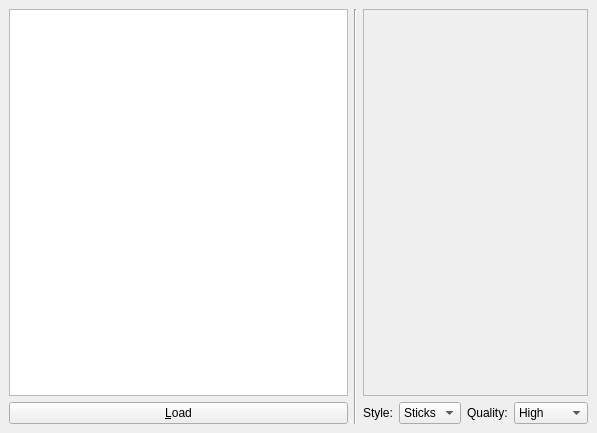
The window that src/moleculeviewerwidget.ui (KDE/kalzium) describes before a commit, drawn with Qt 5.
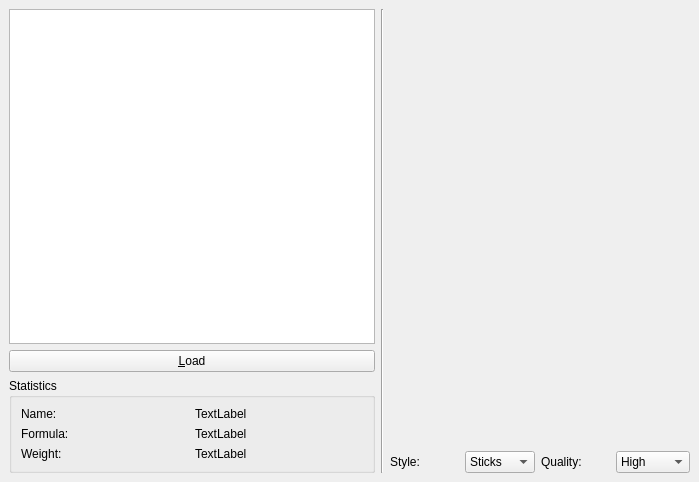
The same window after the commit. Custom widgets are drawn as their Qt base class.

Commit message: * Ok, make use of the new widget inside the ui-file

```diff
--- a/src/moleculeviewerwidget.ui
+++ b/src/moleculeviewerwidget.ui
@@ -8,8 +8,8 @@
    <rect>
     <x>0</x>
     <y>0</y>
-    <width>597</width>
-    <height>433</height>
+    <width>699</width>
+    <height>482</height>
    </rect>
   </property>
   <property name="windowTitle" >
@@ -47,6 +47,93 @@
        </property>
       </widget>
      </item>
+     <item>
+      <widget class="QGroupBox" name="groupBox" >
+       <property name="title" >
+        <string>Statistics</string>
+       </property>
+       <layout class="QGridLayout" >
+        <property name="margin" >
+         <number>9</number>
+        </property>
+        <property name="spacing" >
+         <number>6</number>
+        </property>
+        <item row="0" column="0" >
+         <layout class="QHBoxLayout" >
+          <property name="margin" >
+           <number>0</number>
+          </property>
+          <property name="spacing" >
+           <number>6</number>
+          </property>
+          <item>
+           <widget class="QLabel" name="label_3" >
+            <property name="text" >
+             <string>Name:</string>
+            </property>
+           </widget>
+          </item>
+          <item>
+           <widget class="QLabel" name="nameLabel" >
+            <property name="text" >
+             <string>TextLabel</string>
+            </property>
+           </widget>
+          </item>
+         </layout>
+        </item>
+        <item row="1" column="0" >
+         <layout class="QHBoxLayout" >
+          <property name="margin" >
+           <number>0</number>
+          </property>
+          <property name="spacing" >
+           <number>6</number>
+          </property>
+          <item>
+           <widget class="QLabel" name="label_7" >
+            <property name="text" >
+             <string>Formula:</string>
+            </property>
+           </widget>
+          </item>
+          <item>
+           <widget class="QLabel" name="formulaLabel" >
+            <property name="text" >
+             <string>TextLabel</string>
+            </property>
+           </widget>
+          </item>
+         </layout>
+        </item>
+        <item row="2" column="0" >
+         <layout class="QHBoxLayout" >
+          <property name="margin" >
+           <number>0</number>
+          </property>
+          <property name="spacing" >
+           <number>6</number>
+          </property>
+          <item>
+           <widget class="QLabel" name="label_4" >
+            <property name="text" >
+             <string>Weight:</string>
+            </property>
+           </widget>
+          </item>
+          <item>
+           <widget class="QLabel" name="weightLabel" >
+            <property name="text" >
+             <string>TextLabel</string>
+            </property>
+           </widget>
+          </item>
+         </layout>
+        </item>
+       </layout>
+      </widget>
+     </item>
     </layout>
    </item>
    <item row="0" column="1" >
@@ -65,19 +152,13 @@
       <number>6</number>
      </property>
      <item>
-      <widget class="QFrame" name="frame" >
+      <widget class="KalziumGLWidget" name="glWidget" >
        <property name="minimumSize" >
         <size>
-         <width>200</width>
-         <height>200</height>
+         <width>300</width>
+         <height>300</height>
         </size>
        </property>
-       <property name="frameShape" >
-        <enum>QFrame::StyledPanel</enum>
-       </property>
-       <property name="frameShadow" >
-        <enum>QFrame::Raised</enum>
-       </property>
       </widget>
      </item>
      <item>
@@ -148,6 +229,15 @@
   </layout>
  </widget>
  <pixmapfunction></pixmapfunction>
+ <customwidgets>
+  <customwidget>
+   <class>KalziumGLWidget</class>
+   <extends>QWidget</extends>
+   <header>kalziumglwidget.h</header>
+   <container>1</container>
+   <pixmap></pixmap>
+  </customwidget>
+ </customwidgets>
  <resources/>
  <connections/>
 </ui>
```
The commit also changes 1 other file.
